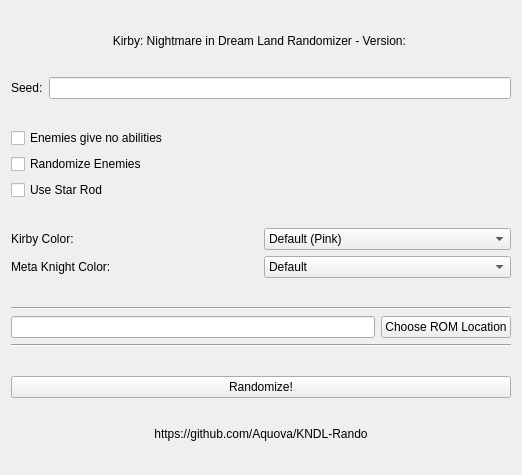
The window that src/mainwindow.ui (aquova/KNDL-Rando) describes before a commit, drawn with Qt 5.
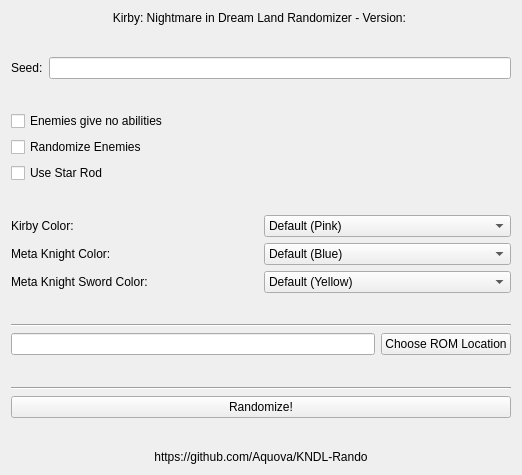
The same window after the commit. Icons and pictures are not drawn.

Commit message: Added sword colors

What changed in the file:
```diff
--- a/src/mainwindow.ui
+++ b/src/mainwindow.ui
@@ -15,33 +15,7 @@
   </property>
   <widget class="QWidget" name="centralWidget">
    <layout class="QGridLayout" name="gridLayout">
-    <item row="4" column="0">
-     <spacer name="verticalSpacer_2">
-      <property name="orientation">
-       <enum>Qt::Vertical</enum>
-      </property>
-      <property name="sizeHint" stdset="0">
-       <size>
-        <width>20</width>
-        <height>40</height>
-       </size>
-      </property>
-     </spacer>
-    </item>
-    <item row="18" column="0">
-     <spacer name="verticalSpacer_7">
-      <property name="orientation">
-       <enum>Qt::Vertical</enum>
-      </property>
-      <property name="sizeHint" stdset="0">
-       <size>
-        <width>20</width>
-        <height>40</height>
-       </size>
-      </property>
-     </spacer>
-    </item>
-    <item row="2" column="0">
+    <item row="1" column="0">
      <spacer name="verticalSpacer">
       <property name="orientation">
        <enum>Qt::Vertical</enum>
@@ -54,8 +28,21 @@
       </property>
      </spacer>
     </item>
-    <item row="0" column="0">
-     <spacer name="verticalSpacer_9">
+    <item row="7" column="0">
+     <spacer name="verticalSpacer_3">
+      <property name="orientation">
+       <enum>Qt::Vertical</enum>
+      </property>
+      <property name="sizeHint" stdset="0">
+       <size>
+        <width>20</width>
+        <height>40</height>
+       </size>
+      </property>
+     </spacer>
+    </item>
+    <item row="11" column="0">
+     <spacer name="verticalSpacer_4">
       <property name="orientation">
        <enum>Qt::Vertical</enum>
       </property>
@@ -68,47 +55,26 @@
      </spacer>
     </item>
     <item row="16" column="0">
-     <spacer name="verticalSpacer_6">
-      <property name="orientation">
-       <enum>Qt::Vertical</enum>
-      </property>
-      <property name="sizeHint" stdset="0">
-       <size>
-        <width>20</width>
-        <height>40</height>
-       </size>
-      </property>
-     </spacer>
-    </item>
-    <item row="17" column="0">
      <widget class="QPushButton" name="randomizeButton">
       <property name="text">
        <string>Randomize!</string>
       </property>
      </widget>
     </item>
-    <item row="8" column="0">
-     <widget class="QCheckBox" name="starRodCheck">
-      <property name="text">
-       <string>Use Star Rod</string>
-      </property>
-     </widget>
-    </item>
-    <item row="15" column="0">
-     <widget class="Line" name="line_2">
+    <item row="14" column="0">
+     <spacer name="verticalSpacer_5">
       <property name="orientation">
-       <enum>Qt::Horizontal</enum>
+       <enum>Qt::Vertical</enum>
       </property>
-     </widget>
-    </item>
-    <item row="13" column="0">
-     <widget class="Line" name="line">
-      <property name="orientation">
-       <enum>Qt::Horizontal</enum>
+      <property name="sizeHint" stdset="0">
+       <size>
+        <width>20</width>
+        <height>40</height>
+       </size>
       </property>
-     </widget>
+     </spacer>
     </item>
-    <item row="19" column="0">
+    <item row="18" column="0">
      <widget class="QLabel" name="urlLabel">
       <property name="text">
        <string>https://github.com/Aquova/KNDL-Rando</string>
@@ -118,7 +84,14 @@
       </property>
      </widget>
     </item>
-    <item row="14" column="0">
+    <item row="4" column="0">
+     <widget class="QCheckBox" name="noAbilitiesCheck">
+      <property name="text">
+       <string>Enemies give no abilities</string>
+      </property>
+     </widget>
+    </item>
+    <item row="13" column="0">
      <layout class="QHBoxLayout" name="horizontalLayout_2">
       <item>
        <widget class="QLineEdit" name="romDisplay">
@@ -136,50 +109,7 @@
       </item>
      </layout>
     </item>
-    <item row="1" column="0">
-     <widget class="QLabel" name="title">
-      <property name="text">
-       <string>Kirby: Nightmare in Dream Land Randomizer - Version: </string>
-      </property>
-      <property name="alignment">
-       <set>Qt::AlignCenter</set>
-      </property>
-     </widget>
-    </item>
-    <item row="20" column="0">
-     <spacer name="verticalSpacer_8">
-      <property name="orientation">
-       <enum>Qt::Vertical</enum>
-      </property>
-      <property name="sizeHint" stdset="0">
-       <size>
-        <width>20</width>
-        <height>40</height>
-       </size>
-      </property>
-     </spacer>
-    </item>
-    <item row="6" column="0">
-     <widget class="QCheckBox" name="enemyCheck">
-      <property name="text">
-       <string>Randomize Enemies</string>
-      </property>
-     </widget>
-    </item>
-    <item row="12" column="0">
-     <spacer name="verticalSpacer_5">
-      <property name="orientation">
-       <enum>Qt::Vertical</enum>
-      </property>
-      <property name="sizeHint" stdset="0">
-       <size>
-        <width>20</width>
-        <height>40</height>
-       </size>
-      </property>
-     </spacer>
-    </item>
-    <item row="10" column="0">
+    <item row="8" column="0">
      <layout class="QHBoxLayout" name="horizontalLayout_3">
       <item>
        <widget class="QLabel" name="kirbyColorLabel">
@@ -419,34 +349,21 @@
       </item>
      </layout>
     </item>
-    <item row="3" column="0">
-     <layout class="QHBoxLayout" name="horizontalLayout">
-      <item>
-       <widget class="QLabel" name="seedLabel">
-        <property name="text">
-         <string>Seed:</string>
-        </property>
-       </widget>
-      </item>
-      <item>
-       <widget class="QLineEdit" name="seedValue"/>
-      </item>
-     </layout>
+    <item row="12" column="0">
+     <widget class="Line" name="line">
+      <property name="orientation">
+       <enum>Qt::Horizontal</enum>
+      </property>
+     </widget>
+    </item>
+    <item row="15" column="0">
+     <widget class="Line" name="line_2">
+      <property name="orientation">
+       <enum>Qt::Horizontal</enum>
+      </property>
+     </widget>
     </item>
     <item row="9" column="0">
-     <spacer name="verticalSpacer_3">
-      <property name="orientation">
-       <enum>Qt::Vertical</enum>
-      </property>
-      <property name="sizeHint" stdset="0">
-       <size>
-        <width>20</width>
-        <height>40</height>
-       </size>
-      </property>
-     </spacer>
-    </item>
-    <item row="11" column="0">
      <layout class="QHBoxLayout" name="horizontalLayout_4">
       <item>
        <widget class="QLabel" name="MKcolorLabel">
@@ -459,7 +376,7 @@
        <widget class="QComboBox" name="MKcomboBox">
         <item>
          <property name="text">
-          <string>Default</string>
+          <string>Default (Blue)</string>
          </property>
         </item>
         <item>
@@ -491,13 +408,95 @@
       </item>
      </layout>
     </item>
+    <item row="3" column="0">
+     <spacer name="verticalSpacer_2">
+      <property name="orientation">
+       <enum>Qt::Vertical</enum>
+      </property>
+      <property name="sizeHint" stdset="0">
+       <size>
+        <width>20</width>
+        <height>40</height>
+       </size>
+      </property>
+     </spacer>
+    </item>
     <item row="5" column="0">
-     <widget class="QCheckBox" name="noAbilitiesCheck">
+     <widget class="QCheckBox" name="enemyCheck">
       <property name="text">
-       <string>Enemies give no abilities</string>
+       <string>Randomize Enemies</string>
       </property>
      </widget>
     </item>
+    <item row="6" column="0">
+     <widget class="QCheckBox" name="starRodCheck">
+      <property name="text">
+       <string>Use Star Rod</string>
+      </property>
+     </widget>
+    </item>
+    <item row="0" column="0">
+     <widget class="QLabel" name="title">
+      <property name="text">
+       <string>Kirby: Nightmare in Dream Land Randomizer - Version: </string>
+      </property>
+      <property name="alignment">
+       <set>Qt::AlignCenter</set>
+      </property>
+     </widget>
+    </item>
+    <item row="2" column="0">
+     <layout class="QHBoxLayout" name="horizontalLayout">
+      <item>
+       <widget class="QLabel" name="seedLabel">
+        <property name="text">
+         <string>Seed:</string>
+        </property>
+       </widget>
+      </item>
+      <item>
+       <widget class="QLineEdit" name="seedValue"/>
+      </item>
+     </layout>
+    </item>
+    <item row="10" column="0">
+     <layout class="QHBoxLayout" name="horizontalLayout_5">
+      <item>
+       <widget class="QLabel" name="MKswordLabel">
+        <property name="text">
+         <string>Meta Knight Sword Color:</string>
+        </property>
+       </widget>
+      </item>
+      <item>
+       <widget class="QComboBox" name="swordComboBox">
+        <item>
+         <property name="text">
+          <string>Default (Yellow)</string>
+         </property>
+        </item>
+        <item>
+         <property name="text">
+          <string>Green</string>
+         </property>
+        </item>
+       </widget>
+      </item>
+     </layout>
+    </item>
+    <item row="17" column="0">
+     <spacer name="verticalSpacer_6">
+      <property name="orientation">
+       <enum>Qt::Vertical</enum>
+      </property>
+      <property name="sizeHint" stdset="0">
+       <size>
+        <width>20</width>
+        <height>40</height>
+       </size>
+      </property>
+     </spacer>
+    </item>
    </layout>
   </widget>
  </widget>
```
The commit also changes 4 other files.
